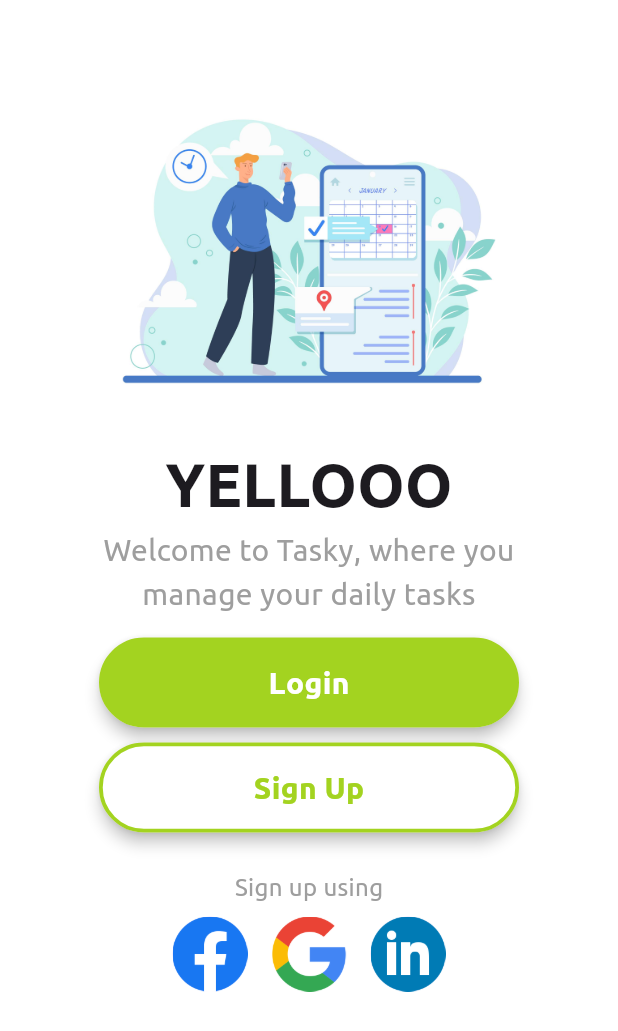
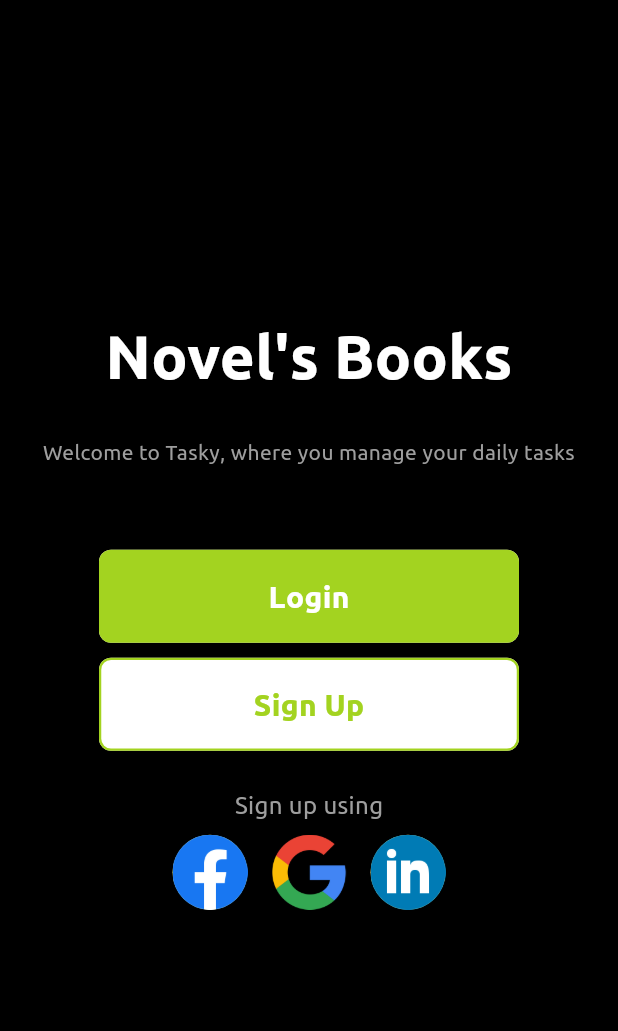
Before and after one commit to Bilal-Naeem12/flutter_project, a Flutter app: the screen it shows after launch, on a phone screen of 412 x 824 dp. Shown: the top 1031 px of the screen. Run offline on Flutter 3.47's test engine with Material 3 defaults, Android fonts, the phone set to English and light mode, and no system bars; our stand-ins replace firebase_auth, firebase_core, firebase_database, google_sign_in, loading_overlay, rflutter_alert; missing offline and left inert: syncfusion_flutter_pdfviewer; accounts and stored records are empty.

Commit message:
changed UI

```diff
--- a/lib/components/components.dart
+++ b/lib/components/components.dart
@@ -22,15 +22,15 @@ class CustomButton extends StatelessWidget {
         onPressed();
       },
       child: Material(
-        borderRadius: BorderRadius.circular(30),
+        borderRadius: BorderRadius.circular(8),
         elevation: 4,
         child: Container(
           width: width,
-          padding: const EdgeInsets.all(13),
+          padding: const EdgeInsets.all(15),
           decoration: BoxDecoration(
             color: isOutlined ? Colors.white : kTextColor,
-            border: Border.all(color: kTextColor, width: 2.5),
-            borderRadius: BorderRadius.circular(30),
+            border: Border.all(color: kTextColor, width: 1.5),
+            borderRadius: BorderRadius.circular(8),
           ),
           child: Center(
             child: Text(
@@ -76,9 +76,7 @@ class ScreenTitle extends StatelessWidget {
     return Text(
       title,
       style: const TextStyle(
-        fontSize: 40,
-        fontWeight: FontWeight.bold,
-      ),
+          fontSize: 40, fontWeight: FontWeight.bold, color: kBackgroundColor),
     );
   }
 }
@@ -92,8 +90,9 @@ class CustomTitle extends StatelessWidget {
     return Text(
       title,
       style: const TextStyle(
+        fontFamily: "Roboto",
         color: kBackgroundColor,
-        fontSize: 20,
+        fontSize: 30,
         fontWeight: FontWeight.bold,
       ),
     );
@@ -152,7 +151,10 @@ class CustomBottomScreen extends StatelessWidget {
               onTap: () {
                 questionPressed();
               },
-              child: Text(question),
+              child: Text(
+                question,
+                style: TextStyle(color: kTextColor),
+              ),
             ),
           ),
         ),
@@ -237,12 +239,15 @@ Container CustomContainer({required String title, required IconData icon}) {
       borderRadius: BorderRadius.circular(10),
     ),
     child: Row(
-      mainAxisAlignment: MainAxisAlignment.spaceBetween,
       children: [
         CustomTitle(title: title),
+        SizedBox(
+          width: 60,
+        ),
         Icon(
           icon,
           color: kBackgroundColor,
+          size: 34,
         ),
       ],
     ),
--- a/lib/constants.dart
+++ b/lib/constants.dart
@@ -1,6 +1,6 @@
 import 'package:flutter/material.dart';
 
-const Color kBackgroundColor = Color.fromARGB(255, 240, 241, 243);
+const Color kBackgroundColor = Color.fromARGB(255, 255, 255, 255);
 const Color kTextColor = Color.fromARGB(255, 163, 211, 32);
 const InputDecoration kTextInputDecoration = InputDecoration(
   border: InputBorder.none,
--- a/lib/main.dart
+++ b/lib/main.dart
@@ -1,4 +1,5 @@
 import 'package:flutter/material.dart';
+import 'package:semster_project/constants.dart';
 import 'package:semster_project/firebase_options.dart';
 import 'package:semster_project/screens/new_screen.dart';
 import 'package:semster_project/screens/pdf_read.dart';
@@ -25,7 +26,15 @@ class MyApp extends StatelessWidget {
     return MaterialApp(
       debugShowCheckedModeBanner: false,
       theme: ThemeData(
-          scaffoldBackgroundColor: Color.fromARGB(255, 255, 255, 255),
+          colorScheme: ColorScheme.fromSeed(seedColor: kTextColor),
+          appBarTheme: AppBarTheme(
+              backgroundColor: kTextColor,
+              titleTextStyle: TextStyle(
+                  color: kBackgroundColor,
+                  fontSize: 25,
+                  fontWeight: FontWeight.bold)),
+          hintColor: kBackgroundColor,
+          scaffoldBackgroundColor: Colors.black,
           textTheme: const TextTheme(
             bodyMedium: TextStyle(
               fontFamily: 'Ubuntu',
--- a/lib/screens/home_screen.dart
+++ b/lib/screens/home_screen.dart
@@ -13,33 +13,26 @@ class HomeScreen extends StatelessWidget {
   @override
   Widget build(BuildContext context) {
     return Scaffold(
-      backgroundColor: Colors.white,
       body: SafeArea(
-        child: Padding(
-          padding: const EdgeInsets.all(25),
-          child: Column(
-            crossAxisAlignment: CrossAxisAlignment.stretch,
-            children: [
-              Expanded(
         child: Padding(
           padding: const EdgeInsets.only(right: 15.0, left: 15),
           child: Column(
+            mainAxisAlignment: MainAxisAlignment.center,
             children: [
-                      Image.asset(
-                        'assets/images/home.jpg',
-                        height: 270,
+              const ScreenTitle(title: 'Novel\'s Books'),
+              const SizedBox(
+                height: 25,
               ),
-                      const ScreenTitle(title: 'YELLOOO'),
               const Text(
                 'Welcome to Tasky, where you manage your daily tasks',
                 textAlign: TextAlign.center,
                 style: TextStyle(
                   color: Colors.grey,
-                          fontSize: 20,
+                  fontSize: 14,
                 ),
               ),
               const SizedBox(
-                        height: 15,
+                height: 55,
               ),
               Hero(
                 tag: 'login_btn',
@@ -80,8 +73,7 @@ class HomeScreen extends StatelessWidget {
                     onPressed: () {},
                     icon: CircleAvatar(
                       radius: 25,
-                              child: Image.asset(
-                                  'assets/images/icons/facebook.png'),
+                      child: Image.asset('assets/images/icons/facebook.png'),
                     ),
                   ),
                   IconButton(
@@ -91,16 +83,12 @@ class HomeScreen extends StatelessWidget {
                     icon: CircleAvatar(
                       radius: 25,
                       backgroundColor: Colors.transparent,
-                              child:
-                                  Image.asset('assets/images/icons/google.png'),
+                      child: Image.asset('assets/images/icons/google.png'),
                     ),
                   ),
                   IconButton(
                     onPressed: () {
-                              databaseRef
-                                  .child('user')
-                                  .child("Asdassdasd")
-                                  .set({
+                      databaseRef.child('user').child("Asdassdasd").set({
                         "email": "Adssasdasd",
                         "password": "asdasdsadsad",
                         "createdAt": DateTime.now().toString()
@@ -108,15 +96,10 @@ class HomeScreen extends StatelessWidget {
                     },
                     icon: CircleAvatar(
                       radius: 25,
-                              child: Image.asset(
-                                  'assets/images/icons/linkedin.png'),
+                      child: Image.asset('assets/images/icons/linkedin.png'),
                     ),
                   ),
                 ],
-                      )
-                    ],
-                  ),
-                ),
               )
             ],
           ),
--- a/lib/screens/signup_screen.dart
+++ b/lib/screens/signup_screen.dart
@@ -39,7 +39,6 @@ class _SignUpScreenState extends State<SignUpScreen> {
         return true;
       },
       child: Scaffold(
-        backgroundColor: Colors.white,
         body: LoadingOverlay(
           isLoading: _saving,
           child: SafeArea(
--- a/lib/screens/welcome_screen.dart
+++ b/lib/screens/welcome_screen.dart
@@ -11,7 +11,6 @@ class WelcomeScreen extends StatelessWidget {
   @override
   Widget build(BuildContext context) {
     return Scaffold(
-      backgroundColor: Colors.white,
       body: Center(
         child: Column(
           mainAxisAlignment: MainAxisAlignment.center,
```
Also changed, not shown: lib/components/novelCard.dart (+5 -2 lines), lib/screens/genres_screens.dart (+8 -13 lines), lib/screens/login_screen.dart (+3 -7 lines), lib/screens/new_screen.dart (+2 -8 lines). Lines whose indentation alone changed are shown as unchanged.
